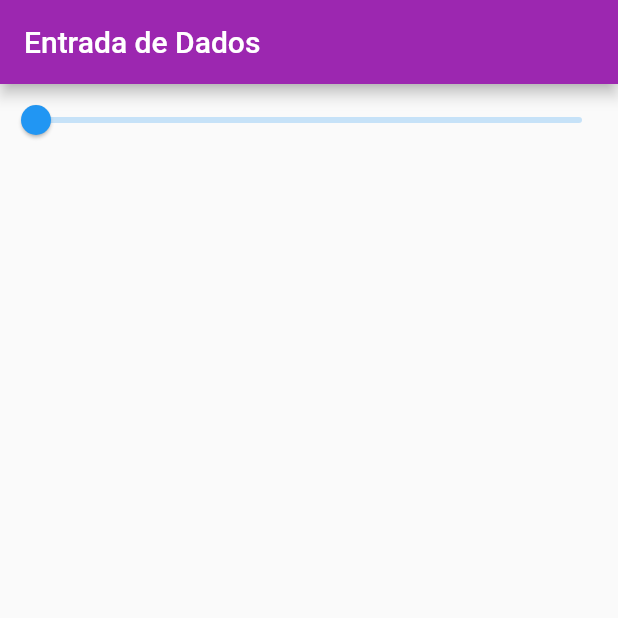
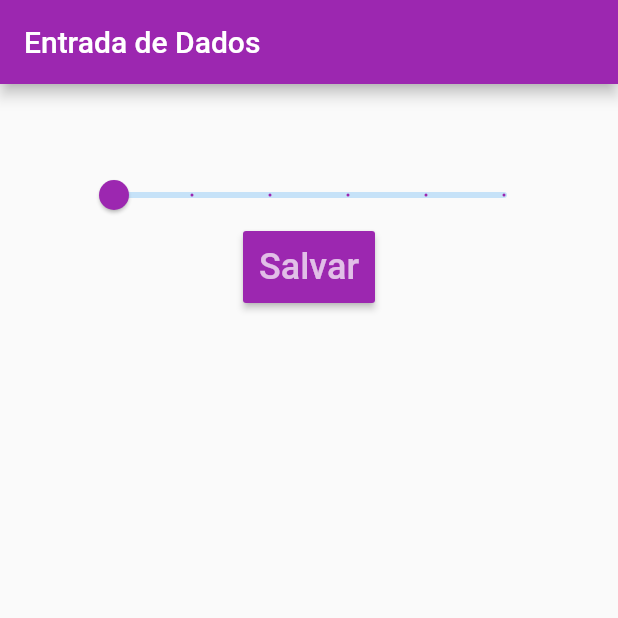
Before and after one commit to watilacosta/entrada_dados_flutter, a Flutter app: the screen it shows after launch, on a phone screen of 412 x 824 dp, the top half of it. Run offline on Flutter 3.47's test engine with Material 2 defaults, Android fonts, the phone set to English and light mode, and no system bars.

Commit message:
utilizando slider

```diff
--- a/lib/EntradaSlider.dart
+++ b/lib/EntradaSlider.dart
@@ -7,6 +7,7 @@ class EntradaSlider extends StatefulWidget {
 
 class _EntradaSliderState extends State<EntradaSlider> {
   double _valorEscolhido = 0;
+  String _label = "0";
 
   @override
   Widget build(BuildContext context) {
@@ -16,14 +17,34 @@ class _EntradaSliderState extends State<EntradaSlider> {
         backgroundColor: Colors.purple,
       ),
       body: Container(
+        padding: EdgeInsets.all(50),
         child: Column(
           children: [
             Slider(
-                value: 0,
+                label: _label,
+                divisions: 5,
+                value: _valorEscolhido,
+                activeColor: Colors.purple,
+                min: 0,
+                max: 10,
                 onChanged: (double valor) {
                   setState(() {
                     _valorEscolhido = valor;
+                    _label = valor.toString();
                   });
+                }
+            ),
+            RaisedButton(
+                child: Text('Salvar',
+                  style: TextStyle(
+                      fontSize: 24,
+                      color: Colors.white70
+                  ),
+                ),
+                color: Colors.purple,
+                padding: EdgeInsets.all(10),
+                onPressed: (){
+                  print(_valorEscolhido.toInt());
                 }
             )
           ],
```
